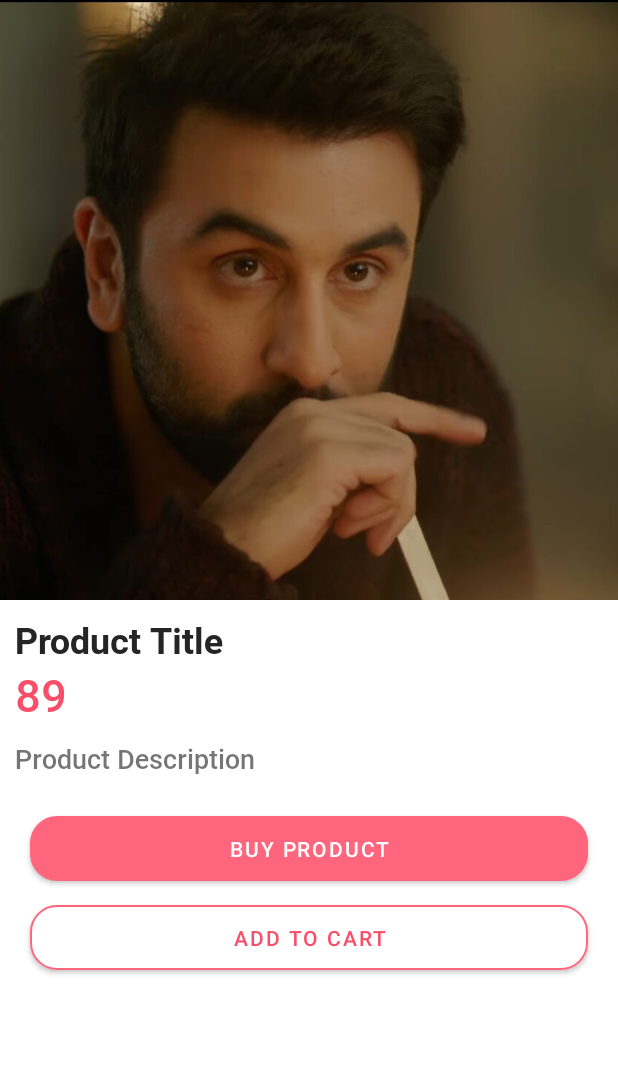
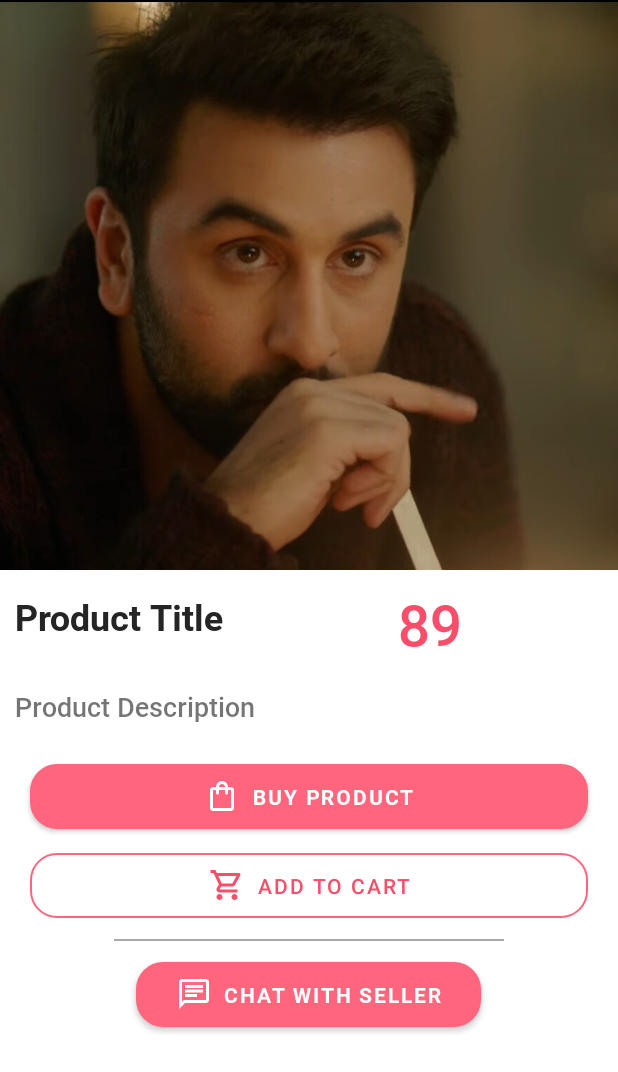
Before and after one commit to isahilgupta1306/BookBecho-Book-Selling-Application, an Android app: the productDetails screen opened directly, with no data from a screen before it, on a phone screen of 412 x 824 dp. Shown: the top 1072 px of the screen. Run offline under Robolectric (Android 15) with nearby library versions, the light colour scheme and no system bars; our stand-ins replace Firebase (no records; nobody signed in at launch, a user with empty details on screens opened directly), navigation-ui; pictures from the network do not load.

Commit message:
UI Changes

```diff
--- a/app/src/main/java/com/example/bookbecho/adapters/productAdapterRV.java
+++ b/app/src/main/java/com/example/bookbecho/adapters/productAdapterRV.java
@@ -45,7 +45,7 @@ public class productAdapterRV extends FirebaseRecyclerAdapter< productDataModel,
     @Override
     public void onBindViewHolder(@NonNull  myViewHolder holder, int position , productDataModel model) {
 //        holder.productImage.setImageResource(model.getProductImage());
-        holder.productPrice.setText(model.getPrice());
+        holder.productPrice.setText("₹"+model.getPrice());
         holder.productDescription.setText(model.getDescription());
         holder.productTitle.setText(model.getTitle());
         Glide.with(holder.productImage.getContext()).load(model.getPhoto()).into(holder.productImage);
--- a/app/src/main/java/com/example/bookbecho/productDetails.java
+++ b/app/src/main/java/com/example/bookbecho/productDetails.java
@@ -67,7 +67,7 @@ public class productDetails extends AppCompatActivity {
 
                     title.setText(productTitle);
                     description.setText(productDescription);
-                    price.setText(productPrice);
+                    price.setText("₹"+ productPrice);
 
                     Glide.with(productImage.getContext()).load(productImageUrl).into(productImage);
                 }
--- /dev/null
+++ b/app/src/main/res/drawable/ic_chat.xml
@@ -0,0 +1,5 @@
+<vector android:autoMirrored="true" android:height="24dp"
+    android:tint="#FF657D" android:viewportHeight="24"
+    android:viewportWidth="24" android:width="24dp" xmlns:android="http://schemas.android.com/apk/res/android">
+    <path android:fillColor="@android:color/white" android:pathData="M4,4h16v12L5.17,16L4,17.17L4,4m0,-2c-1.1,0 -1.99,0.9 -1.99,2L2,22l4,-4h14c1.1,0 2,-0.9 2,-2L22,4c0,-1.1 -0.9,-2 -2,-2L4,2zM6,12h8v2L6,14v-2zM6,9h12v2L6,11L6,9zM6,6h12v2L6,8L6,6z"/>
+</vector>
--- a/app/src/main/res/layout/activity_main.xml
+++ b/app/src/main/res/layout/activity_main.xml
@@ -9,6 +9,7 @@
     android:layout_height="match_parent"
     android:fitsSystemWindows="true"
     tools:openDrawer="start"
+    android:background="@color/dimWhite"
     >
 
         <RelativeLayout
--- a/app/src/main/res/layout/content_product_details.xml
+++ b/app/src/main/res/layout/content_product_details.xml
@@ -1,62 +1,51 @@
 <?xml version="1.0" encoding="utf-8"?>
-<androidx.coordinatorlayout.widget.CoordinatorLayout
+<androidx.appcompat.widget.LinearLayoutCompat
     xmlns:android="http://schemas.android.com/apk/res/android"
     xmlns:app="http://schemas.android.com/apk/res-auto"
     android:layout_width="match_parent"
     android:layout_height="match_parent"
+    android:orientation="vertical"
     app:layout_behavior="@string/appbar_scrolling_view_behavior">
 
-    <com.google.android.material.appbar.AppBarLayout
-        android:id="@+id/appBarLayout"
+
+
+
+    <ScrollView
         android:layout_width="match_parent"
-        android:layout_height="wrap_content">
-        <com.google.android.material.appbar.CollapsingToolbarLayout
+        android:layout_height="match_parent"
+        >
+        <androidx.appcompat.widget.LinearLayoutCompat
             android:layout_width="match_parent"
             android:layout_height="wrap_content"
-            app:layout_scrollFlags="scroll|snap|exitUntilCollapsed"
-            app:contentScrim="@color/DarkRed"
-
-            app:titleTextColor="@color/white"
-            app:expandedTitleTextAppearance="@style/ExpandedAppBar"
-            app:collapsedTitleTextAppearance="@style/CollapsedAppBar"
+            android:orientation="vertical"
             >
             <androidx.appcompat.widget.AppCompatImageView
                 android:id="@+id/productImage"
                 android:layout_width="match_parent"
-                android:layout_height="400dp"
+                android:layout_height="380dp"
                 android:src="@drawable/dummy_image"
                 android:scaleType="centerCrop"
                 />
-            <com.google.android.material.appbar.MaterialToolbar
-                android:layout_width="match_parent"
-                android:layout_height="?actionBarSize"
-                style="@style/Theme.MaterialComponents.DayNight.DarkActionBar"/>
-
-        </com.google.android.material.appbar.CollapsingToolbarLayout>
-
-    </com.google.android.material.appbar.AppBarLayout>
-
             <androidx.appcompat.widget.LinearLayoutCompat
                 android:layout_width="match_parent"
                 android:layout_height="wrap_content"
-        app:layout_anchor="@id/appBarLayout"
-        app:layout_anchorGravity="bottom|end"
-        android:layout_gravity="bottom"
-        android:orientation="vertical"
-        android:layout_marginTop="10dp"
-        >
+                android:orientation="horizontal">
 
                 <com.google.android.material.textview.MaterialTextView
                     android:id="@+id/productTitle"
-            android:layout_width="match_parent"
+                    android:layout_width="250dp"
+                    android:lines="2"
                     android:layout_height="wrap_content"
                     android:fontFamily="@font/bold"
                     android:text="Product Title"
                     android:textColor="@color/blackText"
                     android:textSize="24sp"
-            android:layout_marginTop="10dp"
+                    android:singleLine="false"
+                    android:maxLines="2"
+                    android:layout_marginTop="0dp"
                     android:layout_marginLeft="10dp"
-            android:layout_marginRight="10dp"/>
+                    android:layout_marginBottom="8dp"
+                    />
 
                 <com.google.android.material.textview.MaterialTextView
                     android:id="@+id/productPrice"
@@ -64,18 +53,22 @@
                     android:layout_height="wrap_content"
                     android:fontFamily="@font/medium"
                     android:text="89"
+                    android:maxLines="1"
                     android:textColor="@color/DarkRed"
-            android:textSize="30dp"
-            android:layout_marginLeft="10dp"
-            android:layout_marginRight="10dp"/>
+                    android:textSize="38sp"
+                    android:layout_marginTop="10dp"
+                    android:layout_marginLeft="5dp"
+                    />
+            </androidx.appcompat.widget.LinearLayoutCompat>
+
             <com.google.android.material.textview.MaterialTextView
                 android:id="@+id/productDescription"
                 android:layout_width="match_parent"
                 android:layout_height="wrap_content"
                 android:fontFamily="@font/medium"
                 android:text="Product Description"
-
                 android:textSize="18dp"
+                android:singleLine="false"
                 android:layout_marginLeft="10dp"
                 android:layout_marginRight="10dp"
                 android:layout_marginTop="10dp"/>
@@ -87,6 +80,9 @@
                 android:layout_marginLeft="20dp"
                 android:layout_marginRight="20dp"
                 android:layout_marginTop="20dp"
+                app:icon="@drawable/ic_shopping_bag"
+                app:iconGravity="textStart"
+                android:fontFamily="@font/bold"
                 android:text="Buy Product"
                 android:elevation="10dp"
                 app:cornerRadius="18dp"/>
@@ -100,20 +96,48 @@
                 android:layout_marginTop="4dp"
                 android:text="Add to Cart"
                 android:clickable="true"
+                app:iconGravity="textStart"
                 app:rippleColor="@color/DarkRed"
                 android:elevation="0dp"
+                app:icon="@drawable/ic_cart"
+                app:iconTint="@color/DarkRed"
                 android:shadowDy="0"
                 android:shadowDx="0"
                 app:backgroundTint="@color/white"
                 android:textColor="@color/DarkRed"
                 app:strokeColor="@color/primaryRed"
                 app:strokeWidth="1dp"
+                app:cornerRadius="18dp"
+                android:stateListAnimator="@null"/>
+
+            <View
+                android:layout_margin="8dp"
+                android:layout_width="260dp"
+                android:layout_height="1dp"
+                android:layout_gravity="center"
+                android:background="@android:color/darker_gray"/>
+
+            <com.google.android.material.button.MaterialButton
+                android:id="@+id/chatwithuser"
+                android:layout_width="230dp"
+                android:layout_height="55dp"
+                android:layout_gravity="center"
+                android:layout_marginLeft="20dp"
+                android:layout_marginRight="20dp"
+                app:icon="@drawable/ic_chat"
+                android:text="Chat with seller"
+                app:rippleColor="@color/white"
+                app:iconGravity="textStart"
+                android:elevation="10dp"
+                android:fontFamily="@font/bold"
                 app:cornerRadius="18dp"/>
 
 
 
 
+
         </androidx.appcompat.widget.LinearLayoutCompat>
+    </ScrollView>
 
 
-</androidx.coordinatorlayout.widget.CoordinatorLayout>
+</androidx.appcompat.widget.LinearLayoutCompat>
--- a/app/src/main/res/values/themes.xml
+++ b/app/src/main/res/values/themes.xml
@@ -18,6 +18,7 @@
     </style>
 
     <style name="Theme.EmailAuthentication.NoActionBar">
+        <item name="android:windowActionBarOverlay">true</item>
         <item name="windowActionBar">false</item>
         <item name="windowNoTitle">true</item>
     </style>
```
Also changed, not shown: app/src/main/java/com/example/bookbecho/fragments/home_fragment.java (+5 -3 lines), app/src/main/res/layout/fragment_home.xml (+5 -4 lines), app/src/main/res/layout/product_view_rv.xml (+30 -24 lines). Lines whose indentation alone changed are shown as unchanged.
